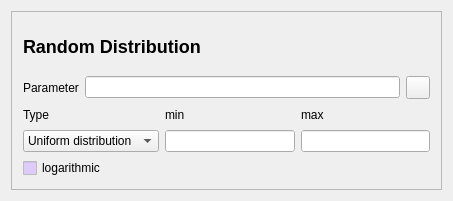
Old version of the form copasi/UI/CScanWidgetRandom.ui in the repository copasi/COPASI.
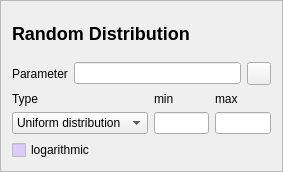
New version of the form.

Commit message: Converted the scan task widget to Qt4.

Diff of the .ui file:
```diff
--- a/copasi/UI/CScanWidgetRandom.ui
+++ b/copasi/UI/CScanWidgetRandom.ui
@@ -14,13 +14,13 @@
 
  <comment> All rights reserved. </comment>
  <class>CScanWidgetRandom</class>
- <widget class="QWidget" name="CScanWidgetRandom" >
-  <property name="geometry" >
+ <widget class="QWidget" name="CScanWidgetRandom">
+  <property name="geometry">
    <rect>
     <x>0</x>
     <y>0</y>
-    <width>453</width>
-    <height>201</height>
+    <width>283</width>
+    <height>172</height>
    </rect>
   </property>
   <property name="palette" >
@@ -63,7 +63,10 @@
   <property name="windowTitle" >
    <string>Form1</string>
   </property>
-  <layout class="QVBoxLayout" name="verticalLayout_2" >
+  <layout class="QVBoxLayout" name="verticalLayout_2">
+   <property name="margin">
+    <number>0</number>
+   </property>
    <item>
     <widget class="QFrame" name="frame" >
      <property name="palette" >
@@ -385,7 +388,7 @@
    </item>
   </layout>
  </widget>
- <layoutdefault spacing="6" margin="11" />
+ <layoutdefault spacing="6" margin="11"/>
  <resources/>
  <connections>
   <connection>
```
Left out of the diff: 241 changed lines with no effect on the pictures. The commit also changes 22 other files.
